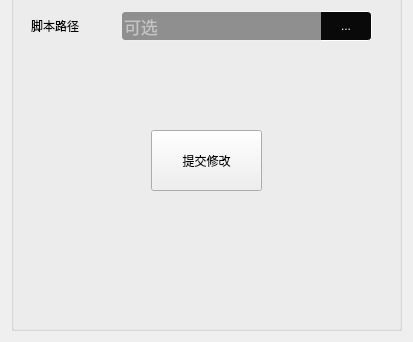
Above: UI/updateJS.ui from LX-sys/scriptmanagement before the change; both pictures show x 0 to 413 and y 181 to 523 of the 413 by 523 pixel window. Below: the same form after it.
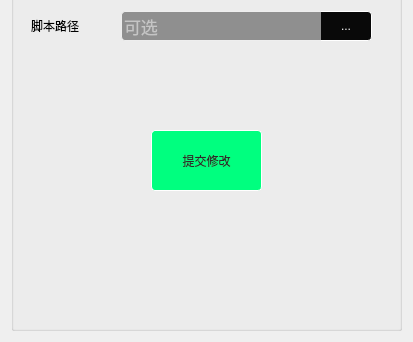
That is the form after the change.

The edit to the form file:
```diff
--- a/UI/updateJS.ui
+++ b/UI/updateJS.ui
@@ -203,6 +203,18 @@
         <height>61</height>
        </rect>
       </property>
+      <property name="styleSheet">
+       <string notr="true">QPushButton{
+border:1px solid rgb(255, 255, 255);
+border-radius:4px;
+color: rgb(43, 43, 43);
+background-color:rgb(0, 255, 127);
+font: 13pt &quot;华文琥珀&quot;;
+}
+QPushButton:pressed{
+background-color:rgb(0, 220, 106);
+}</string>
+      </property>
       <property name="text">
        <string>提交修改</string>
       </property>
```
